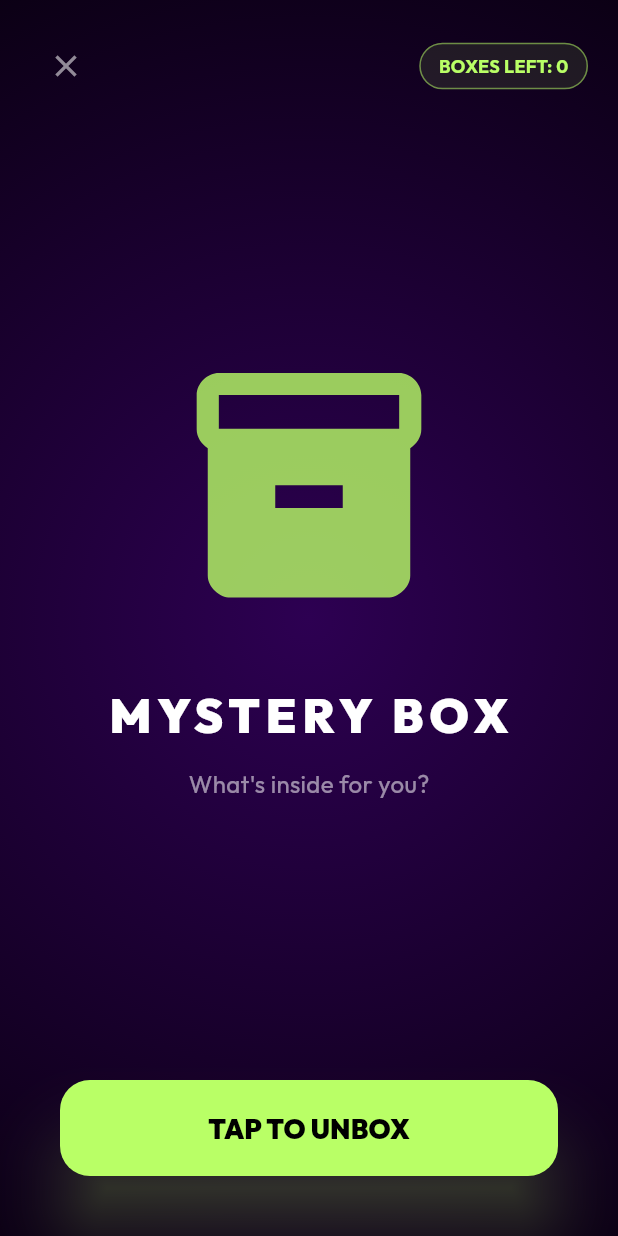
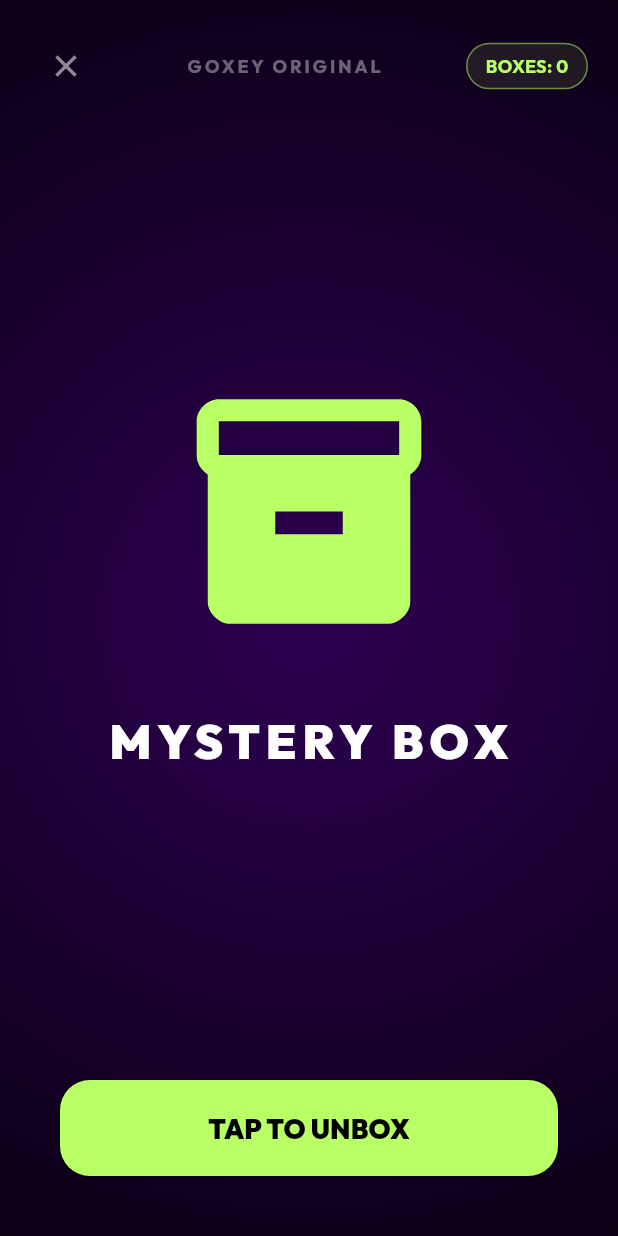
Before and after one commit to TANJIANXIN13/Goxey, a Flutter app: the BlindBoxPage screen opened directly, on a phone screen of 412 x 824 dp. Run offline on Flutter 3.47's test engine with Material 3 defaults, Android fonts, the phone set to English and light mode, and no system bars; our stand-ins replace animate_do, camera, flutter_lucide, google_fonts, lottie, percent_indicator and 1 more; missing offline and left inert: model_viewer_plus; accounts and stored records are empty.

```diff
--- a/lib/pages/blind_box_page.dart
+++ b/lib/pages/blind_box_page.dart
@@ -5,9 +5,11 @@ import 'package:lottie/lottie.dart';
 import '../core/theme.dart';
 import '../core/app_state.dart';
 import '../widgets/avatar_viewer.dart';
+import 'avatar_creator_page.dart';
 
 class BlindBoxPage extends StatefulWidget {
-  const BlindBoxPage({super.key});
+  final String seriesName;
+  const BlindBoxPage({super.key, this.seriesName = "GoXey Original"});
 
   @override
   State<BlindBoxPage> createState() => _BlindBoxPageState();
@@ -16,38 +18,37 @@ class BlindBoxPage extends StatefulWidget {
 class _BlindBoxPageState extends State<BlindBoxPage> {
   bool _isOpened = false;
   bool _isRevealed = false;
+  bool _isHidden = false;
+  String _revealedAvatarUrl = "";
 
   void _handleOpen() async {
-    setState(() {
-      _isOpened = true;
-    });
+    setState(() => _isOpened = true);
 
     await Future.delayed(const Duration(seconds: 2));
 
     if (mounted) {
       final appState = Provider.of<AppState>(context, listen: false);
 
-      // Define our new IP avatars
-      final avatarTemplates = [
-        "assets/avatars/avatar_1.jpg",
-        "assets/avatars/avatar_2.jpg",
-        "assets/avatars/avatar_3.jpg",
-        "assets/avatars/avatar_4.jpg",
-        "assets/avatars/avatar_5.jpg",
-      ];
+      // Hidden Logic (e.g., 20% chance for demo, usually 1/144 in Popmart!)
+      _isHidden = (DateTime.now().millisecond % 5 == 0);
 
-      final randomUrl = (avatarTemplates..shuffle()).first;
-      await appState.updateAvatarUrl(randomUrl);
+      List<String> pool = [];
+      if (widget.seriesName == "GoXey Original") {
+        pool = ["assets/avatars/avatar_1.jpg", "assets/avatars/avatar_2.jpg", "assets/avatars/avatar_3.jpg", "assets/avatars/avatar_4.jpg", "assets/avatars/avatar_5.jpg"];
+      } else {
+        pool = ["assets/avatars/avatar_6.jpg", "assets/avatars/avatar_7.jpg", "assets/avatars/avatar_8.jpg", "assets/avatars/avatar_9.jpg", "assets/avatars/avatar_10.jpg"];
+      }
 
-      // Need to manual decrement since we used updateAvatarUrl instead of openBlindBox logic for simplicity here
-      // But actually AppState has openBlindBox, let's update AppState to use assets too.
-      // For now, let's just use the AppState method but update AppState first.
+      _revealedAvatarUrl = (pool..shuffle()).first;
+
+      // If it's normal, we save immediately. If hidden, we wait for customization.
+      if (!_isHidden) {
+        await appState.updateAvatarUrl(_revealedAvatarUrl);
+      }
 
       await appState.openBlindBox();
 
-      setState(() {
-        _isRevealed = true;
-      });
+      setState(() => _isRevealed = true);
     }
   }
 
@@ -59,11 +60,13 @@ class _BlindBoxPageState extends State<BlindBoxPage> {
       backgroundColor: Colors.black,
       body: Container(
         width: double.infinity,
-        decoration: const BoxDecoration(
+        decoration: BoxDecoration(
           gradient: RadialGradient(
             center: Alignment.center,
             radius: 1.5,
-            colors: [Color(0xFF2D0052), Colors.black],
+            colors: _isHidden
+              ? [const Color(0xFFFFD700).withOpacity(0.3), Colors.black] // Golden glow for hidden
+              : [const Color(0xFF2D0052), Colors.black],
           ),
         ),
         child: SafeArea(
@@ -78,6 +81,10 @@ class _BlindBoxPageState extends State<BlindBoxPage> {
                       icon: const Icon(Icons.close, color: Colors.white54),
                       onPressed: () => Navigator.pop(context),
                     ),
+                    Text(
+                      widget.seriesName.toUpperCase(),
+                      style: const TextStyle(color: Colors.white38, fontWeight: FontWeight.bold, fontSize: 12, letterSpacing: 2),
+                    ),
                     Container(
                       padding: const EdgeInsets.symmetric(horizontal: 12, vertical: 6),
                       decoration: BoxDecoration(
@@ -86,7 +93,7 @@ class _BlindBoxPageState extends State<BlindBoxPage> {
                         border: Border.all(color: GoXeyColors.neonLime.withOpacity(0.5)),
                       ),
                       child: Text(
-                        "BOXES LEFT: ${appState.availableBoxes}",
+                        "BOXES: ${appState.availableBoxes}",
                         style: const TextStyle(color: GoXeyColors.neonLime, fontWeight: FontWeight.bold, fontSize: 12),
                       ),
                     ),
@@ -101,8 +108,9 @@ class _BlindBoxPageState extends State<BlindBoxPage> {
                   child: Column(
                     children: [
                       if (!_isOpened)
-                        ElasticIn(
-                          child: Icon(Icons.inventory_2, size: 180, color: GoXeyColors.neonLime.withOpacity(0.8)),
+                        Hero(
+                          tag: 'box_${widget.seriesName}',
+                          child: Icon(Icons.inventory_2, size: 180, color: widget.seriesName == "GoXey Original" ? GoXeyColors.neonLime : GoXeyColors.radicalRed),
                         )
                       else
                         Lottie.network(
@@ -113,17 +121,7 @@ class _BlindBoxPageState extends State<BlindBoxPage> {
                       const SizedBox(height: 40),
                       Text(
                         _isOpened ? "OPENING..." : "MYSTERY BOX",
-                        style: const TextStyle(
-                          color: Colors.white,
-                          fontSize: 32,
-                          fontWeight: FontWeight.w900,
-                          letterSpacing: 4,
-                        ),
-                      ),
-                      const SizedBox(height: 12),
-                      const Text(
-                        "What's inside for you?",
-                        style: TextStyle(color: Colors.white54, fontSize: 16),
+                        style: const TextStyle(color: Colors.white, fontSize: 32, fontWeight: FontWeight.w900, letterSpacing: 4),
                       ),
                     ],
                   ),
@@ -133,28 +131,35 @@ class _BlindBoxPageState extends State<BlindBoxPage> {
                   duration: const Duration(milliseconds: 800),
                   child: Column(
                     children: [
-                      const Text(
-                        "NEW AVATAR UNLOCKED",
-                        style: TextStyle(
-                          color: GoXeyColors.neonLime,
-                          fontSize: 14,
-                          fontWeight: FontWeight.bold,
-                          letterSpacing: 2,
+                      if (_isHidden)
+                        Pulse(
+                          infinite: true,
+                          child: Container(
+                            padding: const EdgeInsets.symmetric(horizontal: 16, vertical: 8),
+                            decoration: BoxDecoration(
+                              color: const Color(0xFFFFD700),
+                              borderRadius: BorderRadius.circular(20),
+                            ),
+                            child: const Text(
+                              "✨ HIDDEN EDITION ✨",
+                              style: TextStyle(color: Colors.black, fontWeight: FontWeight.bold, fontSize: 14),
                             ),
                           ),
-                      const SizedBox(height: 20),
+                        )
+                      else
+                        const Text(
+                          "NORMAL EDITION",
+                          style: TextStyle(color: Colors.white38, fontWeight: FontWeight.bold, fontSize: 12, letterSpacing: 2),
+                        ),
+                      const SizedBox(height: 30),
                       SizedBox(
                         height: 400,
-                        child: AvatarViewer(modelUrl: appState.avatarUrl),
+                        child: AvatarViewer(modelUrl: _revealedAvatarUrl),
                       ),
                       const SizedBox(height: 20),
-                      const Text(
-                        "LEGENDARY EDITION",
-                        style: TextStyle(
-                          color: Colors.white,
-                          fontSize: 24,
-                          fontWeight: FontWeight.bold,
-                        ),
+                      Text(
+                        _isHidden ? "LEGENDARY PULL!" : "Sweet Catch!",
+                        style: const TextStyle(color: Colors.white, fontSize: 24, fontWeight: FontWeight.bold),
                       ),
                     ],
                   ),
@@ -168,26 +173,41 @@ class _BlindBoxPageState extends State<BlindBoxPage> {
                 child: Column(
                   children: [
                     if (!_isRevealed)
-                      FadeInUp(
-                        delay: const Duration(milliseconds: 300),
-                        child: ElevatedButton(
+                      ElevatedButton(
                         onPressed: _isOpened ? null : _handleOpen,
                         style: ElevatedButton.styleFrom(
                           backgroundColor: GoXeyColors.neonLime,
                           minimumSize: const Size(double.infinity, 64),
                           shape: RoundedRectangleBorder(borderRadius: BorderRadius.circular(20)),
-                            elevation: 20,
-                            shadowColor: GoXeyColors.neonLime.withOpacity(0.5),
                         ),
-                          child: const Text(
-                            "TAP TO UNBOX",
-                            style: TextStyle(color: Colors.black, fontSize: 18, fontWeight: FontWeight.w900),
+                        child: const Text("TAP TO UNBOX", style: TextStyle(color: Colors.black, fontSize: 18, fontWeight: FontWeight.w900)),
+                      )
+                    else
+                      Column(
+                        children: [
+                          if (_isHidden) ...[
+                            ElevatedButton.icon(
+                              onPressed: () async {
+                                final result = await Navigator.push(
+                                  context,
+                                  MaterialPageRoute(builder: (context) => const AvatarCreatorPage()),
+                                );
+                                if (result != null && mounted) {
+                                  await appState.updateAvatarUrl(result as String);
+                                  Navigator.pop(context);
+                                }
+                              },
+                              icon: const Icon(Icons.face_retouching_natural, color: Colors.black),
+                              label: const Text("CUSTOMIZE FACE SCAN", style: TextStyle(color: Colors.black, fontWeight: FontWeight.bold)),
+                              style: ElevatedButton.styleFrom(
+                                backgroundColor: const Color(0xFFFFD700),
+                                minimumSize: const Size(double.infinity, 64),
+                                shape: RoundedRectangleBorder(borderRadius: BorderRadius.circular(20)),
                               ),
                             ),
-                      )
-                    else
-                      FadeInUp(
-                        child: Row(
+                            const SizedBox(height: 16),
+                          ],
+                          Row(
                             children: [
                               Expanded(
                                 child: OutlinedButton(
@@ -197,29 +217,26 @@ class _BlindBoxPageState extends State<BlindBoxPage> {
                                     minimumSize: const Size(0, 64),
                                     shape: RoundedRectangleBorder(borderRadius: BorderRadius.circular(20)),
                                   ),
-                                child: const Text("CLOSE", style: TextStyle(color: Colors.white)),
+                                  child: const Text("SAVE & CLOSE", style: TextStyle(color: Colors.white)),
                                 ),
                               ),
+                              if (appState.availableBoxes > 0) ...[
                                 const SizedBox(width: 16),
-                            if (appState.availableBoxes > 0)
                                 Expanded(
                                   child: ElevatedButton(
-                                  onPressed: () {
-                                    setState(() {
-                                      _isOpened = false;
-                                      _isRevealed = false;
-                                    });
-                                  },
+                                    onPressed: () => setState(() { _isOpened = false; _isRevealed = false; _isHidden = false; }),
                                     style: ElevatedButton.styleFrom(
                                       backgroundColor: GoXeyColors.neonLime,
                                       minimumSize: const Size(0, 64),
                                       shape: RoundedRectangleBorder(borderRadius: BorderRadius.circular(20)),
                                     ),
-                                  child: const Text("OPEN ANOTHER", style: TextStyle(color: Colors.black, fontWeight: FontWeight.bold)),
+                                    child: const Text("NEXT BOX", style: TextStyle(color: Colors.black, fontWeight: FontWeight.bold)),
                                   ),
                                 ),
                               ],
+                            ],
                           ),
+                        ],
                       ),
                   ],
                 ),
```
Also changed, not shown: lib/pages/dashboard_page.dart (+86 -19 lines), lib/pages/me_page.dart (+0 -27 lines). Lines whose indentation alone changed are shown as unchanged.
